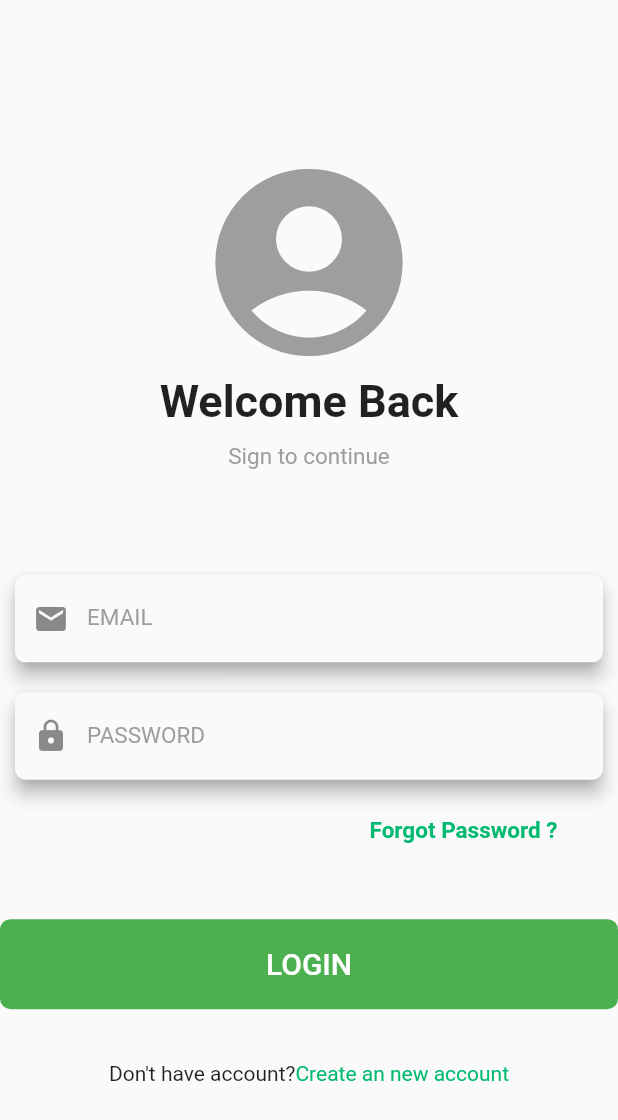
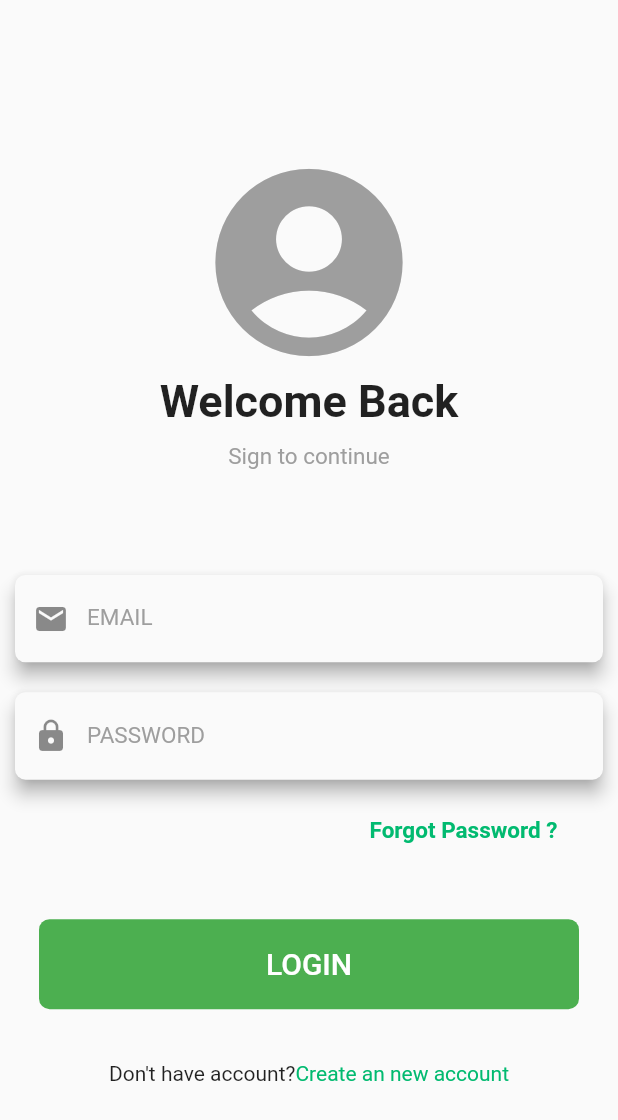
Before and after one commit to tiarrasyid/login-Reg_app, a Flutter app: the screen it shows after launch, on a phone screen of 412 x 824 dp. Shown: the top 1120 px of the screen. Run offline on Flutter 3.47's test engine with Material 2 defaults, Android fonts, the phone set to English and light mode, and no system bars.

Commit message:
btn login

```diff
--- a/lib/login.dart
+++ b/lib/login.dart
@@ -58,8 +58,8 @@ class _LoginState extends State<Login> {
                           Icons.email,
                         ),
                         labelText: ('EMAIL'),
-                      labelStyle: TextStyle(fontSize: 15, color: Colors.grey)
-                    ),
+                        labelStyle:
+                            TextStyle(fontSize: 15, color: Colors.grey)),
                   ),
                 ),
               ),
@@ -85,8 +85,8 @@ class _LoginState extends State<Login> {
                           Icons.lock,
                         ),
                         labelText: ('PASSWORD'),
-                      labelStyle: TextStyle(fontSize: 15, color: Colors.grey)
-                    ),
+                        labelStyle:
+                            TextStyle(fontSize: 15, color: Colors.grey)),
                   ),
                 ),
               ),
@@ -112,7 +112,7 @@ class _LoginState extends State<Login> {
               height: 35,
             ),
             Container(
-              width: 430,
+              width: 360,
               height: 60,
               child: TextButton(
                 style: TextButton.styleFrom(
```
Lines whose indentation alone changed are shown as unchanged.
